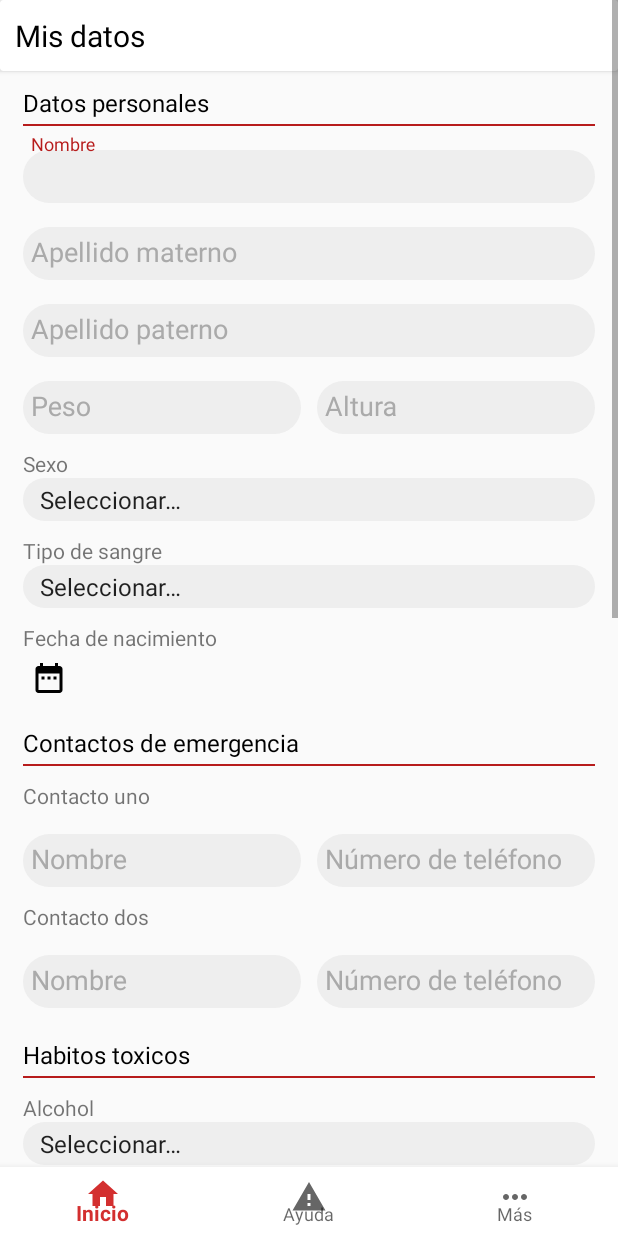
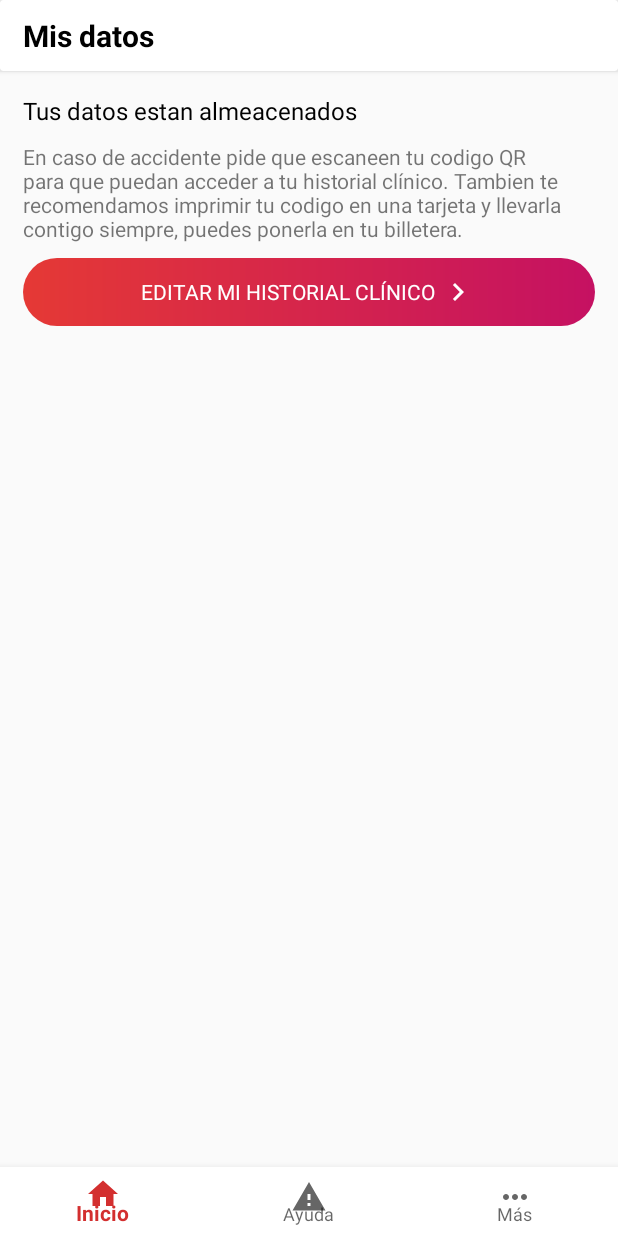
Before and after one commit to arivalencia/PlusVida, an Android app: the HomeFragment screen opened directly, with no data from a screen before it, on a phone screen of 412 x 824 dp. Run offline under Robolectric (Android 15) with nearby library versions, the phone set to English and light mode, and no system bars; our stand-ins replace Firebase (no records; nobody signed in at launch, a user with empty details on screens opened directly); 1 statement that could not run was skipped.

Commit message:
Nov 26, 2k20

```diff
--- a/app/src/main/java/com/life/pluslife/Constants.kt
+++ b/app/src/main/java/com/life/pluslife/Constants.kt
@@ -1,13 +1,11 @@
 package com.life.pluslife
-
-import android.content.Context
-import androidx.appcompat.app.AlertDialog
 
 class Constants {
 
     companion object {
 
-        val BASE_URL: String = "http://192.168.0.8:3000/users/"
+        //https://plusvida-2k20.web.app/users/
+        val BASE_URL: String = "https://plusvida-2k20.web.app/users/"
         val GOOGLE_SIGN_IN = 5
 
     }
--- /dev/null
+++ b/app/src/main/res/drawable/ic_baseline_keyboard_arrow_right_24.xml
@@ -0,0 +1,10 @@
+<vector xmlns:android="http://schemas.android.com/apk/res/android"
+    android:width="24dp"
+    android:height="24dp"
+    android:viewportWidth="24"
+    android:viewportHeight="24"
+    android:tint="?attr/colorControlNormal">
+  <path
+      android:fillColor="@android:color/white"
+      android:pathData="M8.59,16.59L13.17,12 8.59,7.41 10,6l6,6 -6,6 -1.41,-1.41z"/>
+</vector>
--- a/app/src/main/res/layout/component_form.xml
+++ b/app/src/main/res/layout/component_form.xml
@@ -7,7 +7,7 @@
     android:paddingEnd="15dp"
     android:paddingStart="15dp"
     android:orientation="vertical"
-    android:visibility="visible">
+    android:visibility="gone">
 
     <!--
     PERSONAL INFORMATION
--- a/app/src/main/res/layout/fragment_home.xml
+++ b/app/src/main/res/layout/fragment_home.xml
@@ -1,12 +1,13 @@
 <?xml version="1.0" encoding="utf-8"?>
 <LinearLayout
     xmlns:android="http://schemas.android.com/apk/res/android"
+    xmlns:app="http://schemas.android.com/apk/res-auto"
     android:layout_width="match_parent"
     android:layout_height="match_parent">
 
     <ScrollView
         android:layout_width="match_parent"
-        android:layout_height="wrap_content">
+        android:layout_height="match_parent">
 
         <LinearLayout
             android:layout_width="match_parent"
@@ -20,8 +21,11 @@
                     android:id="@+id/title"
                     android:layout_width="wrap_content"
                     android:layout_height="wrap_content"
-                    android:layout_margin="10dp"
+                    android:paddingStart="15dp"
+                    android:paddingTop="10dp"
+                    android:paddingBottom="10dp"
                     android:textColor="@color/black"
+                    android:textStyle="bold"
                     android:textSize="20sp"
                     android:text="Mis datos"/>
             </androidx.cardview.widget.CardView>
@@ -34,18 +38,50 @@
             <LinearLayout
                 android:id="@+id/registered"
                 android:layout_width="match_parent"
-                android:layout_height="wrap_content"
+                android:layout_height="match_parent"
                 android:paddingEnd="15dp"
                 android:paddingStart="15dp"
                 android:orientation="vertical"
-                android:visibility="gone">
+                android:visibility="visible">
 
-                <!--TextView
+                <TextView
                     android:layout_width="match_parent"
                     android:layout_height="wrap_content"
-                    android:text="Ya ingrese mis datos"/ -->
+                    android:layout_marginTop="15dp"
+                    android:textSize="16sp"
+                    android:textColor="@color/black"
+                    android:text="Tus datos estan almeacenados"/>
 
-                <!-- aqui va la info cuando el usuario ya ingreso sus datos -->
+                <TextView
+                    android:layout_width="match_parent"
+                    android:layout_height="wrap_content"
+                    android:layout_marginTop="10dp"
+                    android:text="@string/recomendations"/>
+
+
+                <LinearLayout
+                    android:id="@+id/btn_edit_data"
+                    android:layout_width="match_parent"
+                    android:layout_height="45dp"
+                    android:layout_marginTop="10dp"
+                    android:orientation="horizontal"
+                    android:gravity="center"
+                    android:background="@drawable/background_button">
+
+                    <TextView
+                        android:layout_width="wrap_content"
+                        android:layout_height="wrap_content"
+                        android:textAllCaps="true"
+                        android:textColor="@color/white"
+                        android:text="Editar mi historial clínico "/>
+
+                    <ImageView
+                        android:layout_width="wrap_content"
+                        android:layout_height="wrap_content"
+                        android:src="@drawable/ic_baseline_keyboard_arrow_right_24"
+                        app:tint="@color/white" />
+
+                </LinearLayout>
 
             </LinearLayout>
 
--- a/app/src/main/res/layout/scan_qr_activity.xml
+++ b/app/src/main/res/layout/scan_qr_activity.xml
@@ -13,12 +13,14 @@
         <LinearLayout
             android:layout_width="match_parent"
             android:layout_height="0dp"
+            android:gravity="center"
             android:layout_weight="1"
             android:padding="15dp"
             android:background="@color/black">
                 <TextView
                     android:layout_width="match_parent"
                     android:layout_height="wrap_content"
+                    android:gravity="center"
                     android:textColor="@color/white"
                     android:textSize="24sp"
                     android:text="Enfoca el codigo QR a escanear"/>
--- a/app/src/main/res/values/strings.xml
+++ b/app/src/main/res/values/strings.xml
@@ -6,11 +6,17 @@
     <string name="toxic_habits">Habitos toxicos</string>
     <string name="diseases">Enfermedades</string>
     <string name="emergency_contacts">Contactos de emergencia</string>
+    <string name="recomendations">
+        En caso de accidente pide que escaneen tu codigo QR para
+        que puedan acceder a tu historial clínico.
+        Tambien te recomendamos imprimir tu codigo en una tarjeta
+        y llevarla contigo siempre, puedes ponerla en tu billetera.
+    </string>
 
     <string-array name="sex">
         <item>Seleccionar…</item>
-        <item>Mujer</item>
-        <item>Hombre</item>
+        <item>Femenino</item>
+        <item>Masculino</item>
     </string-array>
 
     <string-array name="blood_types">
@@ -30,6 +36,7 @@
         <item>Nunca</item>
         <item>Ocasionalmente</item>
         <item>Generalmente</item>
-        <item>Simpre</item>
+        <item>Siempre</item>
     </string-array>
+
 </resources>
```
Also changed, not shown: app/src/main/java/com/life/pluslife/fragments/HomeFragment.kt (+68 -5 lines).
